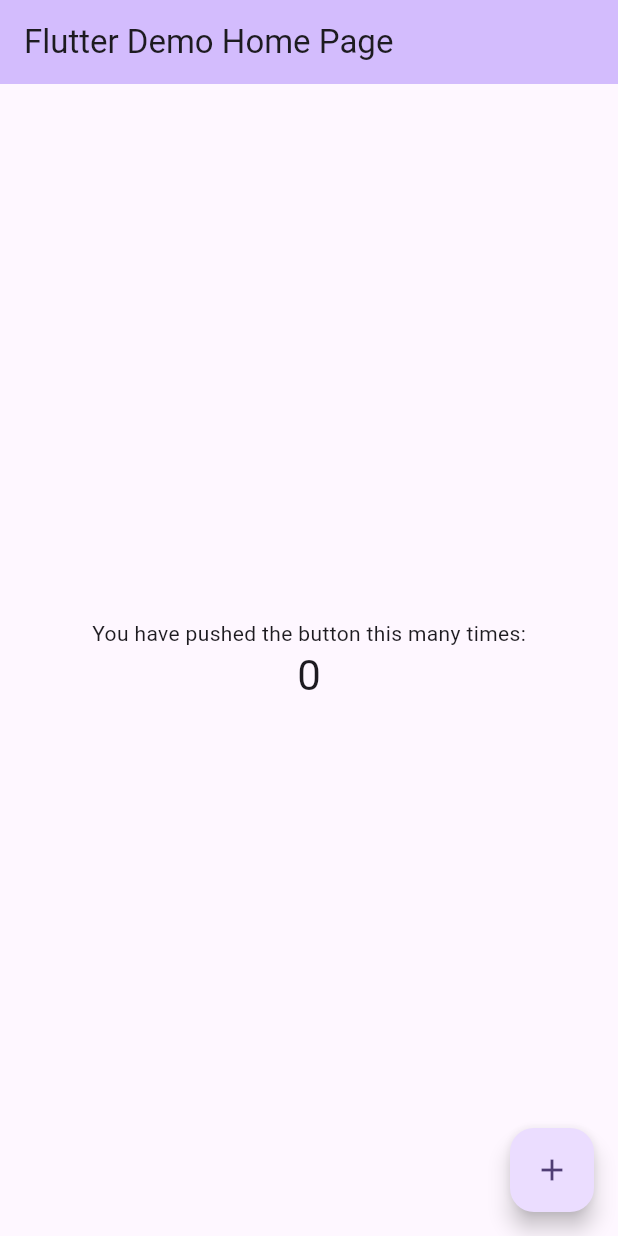
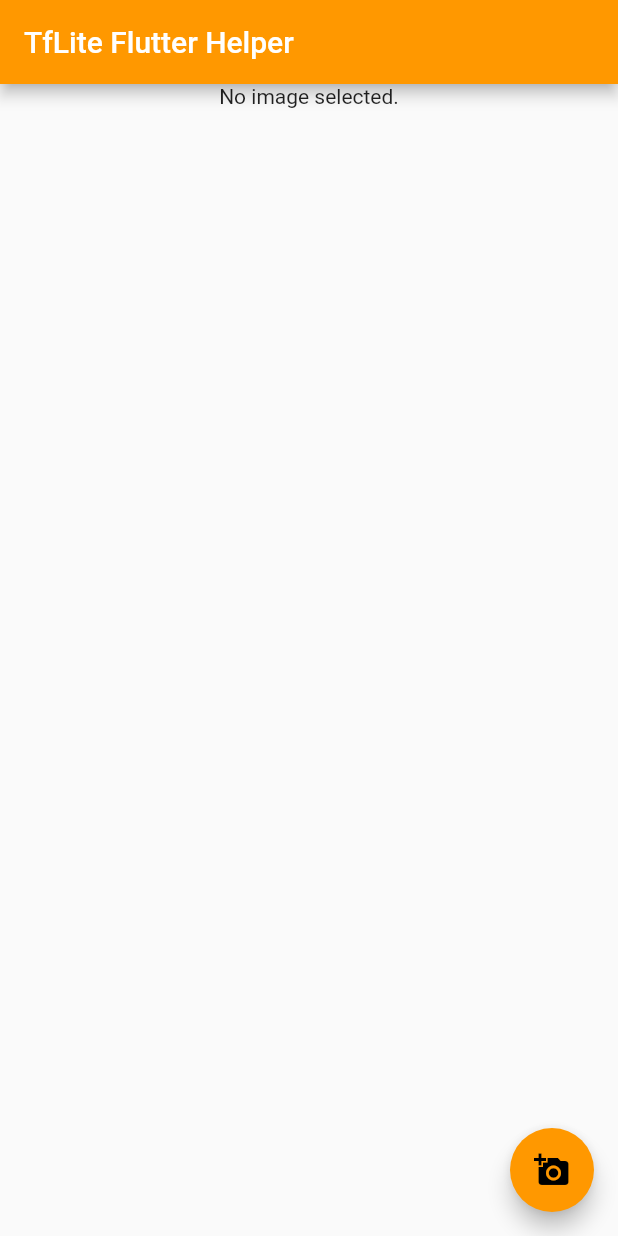
Before and after one commit to LorenzoLongarini/Deep-Learning-based-system-for-document-recognition, a Flutter app: the screen it shows after launch, on a phone screen of 412 x 824 dp. Run offline on Flutter 3.47's test engine with Material 2 defaults, Android fonts, the phone set to English and light mode, and no system bars; our stand-ins replace image_picker, logger; missing offline and left inert: tflite_flutter, tflite_flutter_helper.

Commit message:
classificator app based on tflite_flutter_helper

```diff
--- /dev/null
+++ b/application/document_recognition/lib/classifier_quant.dart
@@ -0,0 +1,15 @@
+import 'package:document_recognition/classifier.dart';
+import 'package:tflite_flutter_helper/tflite_flutter_helper.dart';
+
+class ClassifierQuant extends Classifier {
+  ClassifierQuant({int numThreads: 1}) : super(numThreads: numThreads);
+
+  @override
+  String get modelName => 'model.tflite';
+
+  @override
+  NormalizeOp get preProcessNormalizeOp => NormalizeOp(0, 1);
+
+  @override
+  NormalizeOp get postProcessNormalizeOp => NormalizeOp(0, 255);
+}
--- a/application/document_recognition/lib/main.dart
+++ b/application/document_recognition/lib/main.dart
@@ -1,125 +1,122 @@
+import 'dart:io';
+
+import 'package:document_recognition/classifier.dart';
+import 'package:document_recognition/classifier_quant.dart';
+// import 'package:flutter/foundation.dart';
 import 'package:flutter/material.dart';
+import 'package:image/image.dart' as img;
+import 'package:image_picker/image_picker.dart';
+import 'package:logger/logger.dart';
+import 'package:tflite_flutter_helper/tflite_flutter_helper.dart';
 
-void main() {
-  runApp(const MyApp());
-}
+void main() => runApp(MyApp());
 
 class MyApp extends StatelessWidget {
-  const MyApp({super.key});
-
-  // This widget is the root of your application.
   @override
   Widget build(BuildContext context) {
     return MaterialApp(
-      title: 'Flutter Demo',
+      title: 'Image Classification',
       theme: ThemeData(
-        // This is the theme of your application.
-        //
-        // TRY THIS: Try running your application with "flutter run". You'll see
-        // the application has a blue toolbar. Then, without quitting the app,
-        // try changing the seedColor in the colorScheme below to Colors.green
-        // and then invoke "hot reload" (save your changes or press the "hot
-        // reload" button in a Flutter-supported IDE, or press "r" if you used
-        // the command line to start the app).
-        //
-        // Notice that the counter didn't reset back to zero; the application
-        // state is not lost during the reload. To reset the state, use hot
-        // restart instead.
-        //
-        // This works for code too, not just values: Most code changes can be
-        // tested with just a hot reload.
-        colorScheme: ColorScheme.fromSeed(seedColor: Colors.deepPurple),
-        useMaterial3: true,
+        primarySwatch: Colors.orange,
       ),
-      home: const MyHomePage(title: 'Flutter Demo Home Page'),
+      home: MyHomePage(title: 'Flutter Demo Home Page'),
     );
   }
 }
 
 class MyHomePage extends StatefulWidget {
-  const MyHomePage({super.key, required this.title});
+  MyHomePage({Key? key, this.title}) : super(key: key);
 
-  // This widget is the home page of your application. It is stateful, meaning
-  // that it has a State object (defined below) that contains fields that affect
-  // how it looks.
-
-  // This class is the configuration for the state. It holds the values (in this
-  // case the title) provided by the parent (in this case the App widget) and
-  // used by the build method of the State. Fields in a Widget subclass are
-  // always marked "final".
-
-  final String title;
+  final String? title;
 
   @override
-  State<MyHomePage> createState() => _MyHomePageState();
+  _MyHomePageState createState() => _MyHomePageState();
 }
 
 class _MyHomePageState extends State<MyHomePage> {
-  int _counter = 0;
+  late Classifier _classifier;
 
-  void _incrementCounter() {
+  var logger = Logger();
+
+  File? _image;
+  final picker = ImagePicker();
+
+  Image? _imageWidget;
+
+  img.Image? fox;
+
+  Category? category;
+
+  @override
+  void initState() {
+    super.initState();
+    _classifier = ClassifierQuant();
+  }
+
+  Future getImage() async {
+    final pickedFile = await picker.pickImage(source: ImageSource.gallery);
+
     setState(() {
-      // This call to setState tells the Flutter framework that something has
-      // changed in this State, which causes it to rerun the build method below
-      // so that the display can reflect the updated values. If we changed
-      // _counter without calling setState(), then the build method would not be
-      // called again, and so nothing would appear to happen.
-      _counter++;
+      _image = File(pickedFile!.path);
+      _imageWidget = Image.file(_image!);
+
+      _predict();
+    });
+  }
+
+  void _predict() async {
+    img.Image imageInput = img.decodeImage(_image!.readAsBytesSync())!;
+    var pred = _classifier.predict(imageInput);
+
+    setState(() {
+      this.category = pred;
     });
   }
 
   @override
   Widget build(BuildContext context) {
-    // This method is rerun every time setState is called, for instance as done
-    // by the _incrementCounter method above.
-    //
-    // The Flutter framework has been optimized to make rerunning build methods
-    // fast, so that you can just rebuild anything that needs updating rather
-    // than having to individually change instances of widgets.
     return Scaffold(
       appBar: AppBar(
-        // TRY THIS: Try changing the color here to a specific color (to
-        // Colors.amber, perhaps?) and trigger a hot reload to see the AppBar
-        // change color while the other colors stay the same.
-        backgroundColor: Theme.of(context).colorScheme.inversePrimary,
-        // Here we take the value from the MyHomePage object that was created by
-        // the App.build method, and use it to set our appbar title.
-        title: Text(widget.title),
+        title: const Text('TfLite Flutter Helper',
+            style: TextStyle(color: Colors.white)),
       ),
-      body: Center(
-        // Center is a layout widget. It takes a single child and positions it
-        // in the middle of the parent.
-        child: Column(
-          // Column is also a layout widget. It takes a list of children and
-          // arranges them vertically. By default, it sizes itself to fit its
-          // children horizontally, and tries to be as tall as its parent.
-          //
-          // Column has various properties to control how it sizes itself and
-          // how it positions its children. Here we use mainAxisAlignment to
-          // center the children vertically; the main axis here is the vertical
-          // axis because Columns are vertical (the cross axis would be
-          // horizontal).
-          //
-          // TRY THIS: Invoke "debug painting" (choose the "Toggle Debug Paint"
-          // action in the IDE, or press "p" in the console), to see the
-          // wireframe for each widget.
-          mainAxisAlignment: MainAxisAlignment.center,
-          children: <Widget>[
-            const Text(
-              'You have pushed the button this many times:',
-            ),
-            Text(
-              '$_counter',
-              style: Theme.of(context).textTheme.headlineMedium,
-            ),
-          ],
-        ),
+      body: Column(
+        children: <Widget>[
+          Center(
+            child: _image == null
+                ? const Text('No image selected.')
+                : Container(
+                    constraints: BoxConstraints(
+                        maxHeight: MediaQuery.of(context).size.height / 2),
+                    decoration: BoxDecoration(
+                      border: Border.all(),
+                    ),
+                    child: _imageWidget,
+                  ),
+          ),
+          const SizedBox(
+            height: 36,
+          ),
+          Text(
+            category != null ? category!.label : '',
+            style: const TextStyle(fontSize: 20, fontWeight: FontWeight.w600),
+          ),
+          const SizedBox(
+            height: 8,
+          ),
+          Text(
+            category != null
+                ? 'Confidence: ${category!.score.toStringAsFixed(3)}'
+                : '',
+            style: const TextStyle(fontSize: 16),
+          ),
+        ],
       ),
       floatingActionButton: FloatingActionButton(
-        onPressed: _incrementCounter,
-        tooltip: 'Increment',
-        child: const Icon(Icons.add),
-      ), // This trailing comma makes auto-formatting nicer for build methods.
+        onPressed: getImage,
+        tooltip: 'Pick Image',
+        child: const Icon(Icons.add_a_photo),
+      ),
     );
   }
 }
```
Also changed, not shown: application/document_recognition/assets/labels.txt (added, +10 -0 lines), application/document_recognition/lib/classifier.dart (added, +130 -0 lines), application/document_recognition/lib/classifier_float.dart (added, +15 -0 lines), application/document_recognition/pubspec.yaml (+10 -2 lines), application/document_recognition/pubspec.lock, 13 other files.
